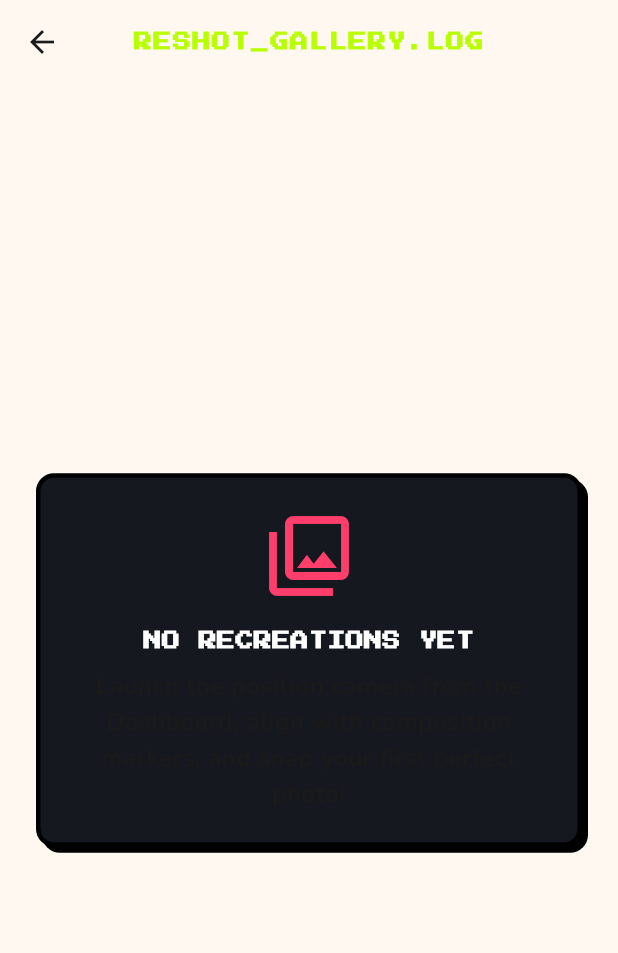
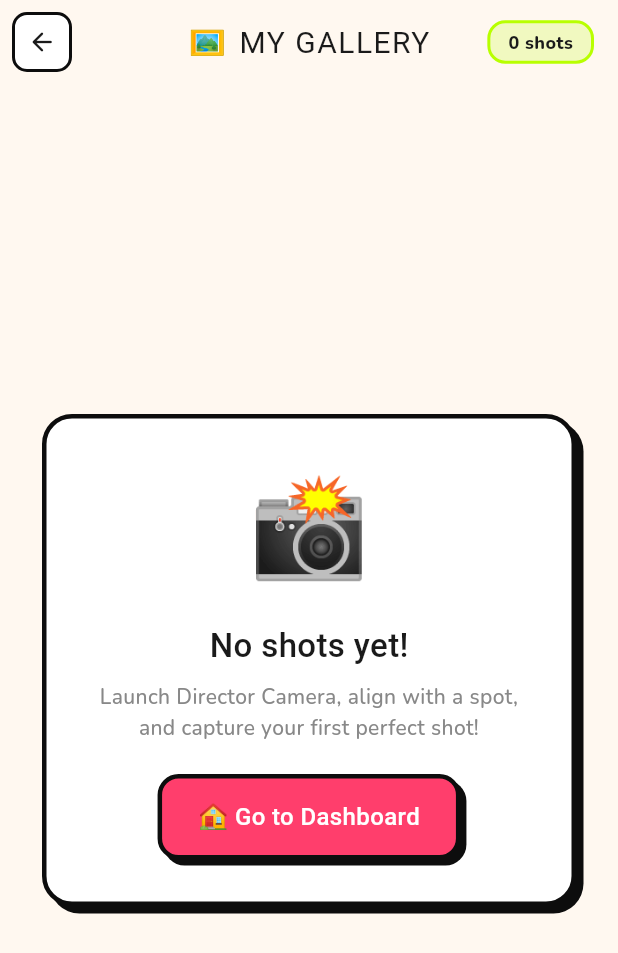
Before and after one commit to Piyush-031005/Reshot, a Flutter app: the GalleryScreen screen opened directly, on a phone screen of 412 x 824 dp. Shown: the top 953 px of the screen. Run offline on Flutter 3.47's test engine with Material 3 defaults, Android fonts, the phone set to English and light mode, and no system bars; our stand-ins replace camera, cloud_firestore, connectivity_plus, firebase_auth, firebase_core, firebase_storage and 5 more; accounts and stored records are empty; network calls fail; Roboto replaces fonts that are missing (Boogaloo).

Commit message:
Commit 8: Update Gallery Screen UI

```diff
--- a/lib/screens/gallery_screen.dart
+++ b/lib/screens/gallery_screen.dart
@@ -4,6 +4,7 @@
 import 'package:google_fonts/google_fonts.dart';
 import 'package:provider/provider.dart';
 import '../models/reshot_capture_model.dart';
+import '../widgets/share_card_widget.dart';
 import '../providers/repository_provider.dart';
 import '../theme/cyber_theme.dart';
 
@@ -25,92 +26,174 @@
   }
 
   Future<void> _loadCaptures() async {
-    setState(() {
-      _isLoading = true;
-    });
-
+    setState(() => _isLoading = true);
     try {
-      final data = await context.read<AppRepositoryProvider>().galleryRepository.getCaptures();
+      final data = await context
+          .read<AppRepositoryProvider>()
+          .galleryRepository
+          .getCaptures();
       setState(() {
         _captures = data;
         _isLoading = false;
       });
     } catch (e) {
       debugPrint('Error loading captures: $e');
-      setState(() {
-        _isLoading = false;
-      });
+      setState(() => _isLoading = false);
     }
   }
 
   String _getBadgeTier(double score) {
-    if (score >= 95.0) return 'LEGENDARY';
-    if (score >= 85.0) return 'EPIC';
-    if (score >= 70.0) return 'GREAT';
-    return 'GOOD TRY';
+    if (score >= 95.0) return '🌟 LEGENDARY';
+    if (score >= 85.0) return '🔥 EPIC';
+    if (score >= 70.0) return '✨ GREAT';
+    return '👍 GOOD TRY';
   }
 
   Color _getBadgeColor(double score) {
     if (score >= 95.0) return CyberTheme.limeGreen;
     if (score >= 85.0) return CyberTheme.hotPink;
-    if (score >= 70.0) return Colors.cyanAccent;
-    return Colors.white54;
+    if (score >= 70.0) return CyberTheme.electricBlue;
+    return CyberTheme.sunOrange;
   }
 
   @override
   Widget build(BuildContext context) {
-    final textTheme = Theme.of(context).textTheme;
-
     return Scaffold(
+      backgroundColor: CyberTheme.cream,
       appBar: AppBar(
-        title: Text(
-          'RESHOT_GALLERY.LOG',
-          style: GoogleFonts.pressStart2p(
-            fontSize: 12,
-            fontWeight: FontWeight.bold,
-            color: CyberTheme.limeGreen,
+        backgroundColor: CyberTheme.cream,
+        elevation: 0,
+        leading: GestureDetector(
+          onTap: () => Navigator.pop(context),
+          child: Container(
+            margin: const EdgeInsets.all(8),
+            decoration: BoxDecoration(
+              color: CyberTheme.cardWhite,
+              borderRadius: BorderRadius.circular(10),
+              border: Border.all(color: CyberTheme.outlineBlack, width: 2),
+            ),
+            child: const Icon(Icons.arrow_back_rounded, color: CyberTheme.inkBlack, size: 20),
           ),
         ),
+        title: Row(
+          mainAxisSize: MainAxisSize.min,
+          children: [
+            const Text('🖼️', style: TextStyle(fontSize: 20)),
+            const SizedBox(width: 8),
+            Text(
+              'MY GALLERY',
+              style: GoogleFonts.boogaloo(
+                fontSize: 20,
+                color: CyberTheme.inkBlack,
+                letterSpacing: 1,
+              ),
+            ),
+          ],
+        ),
+        actions: [
+          Container(
+            margin: const EdgeInsets.only(right: 16, top: 8, bottom: 8),
+            padding: const EdgeInsets.symmetric(horizontal: 12, vertical: 4),
+            decoration: BoxDecoration(
+              color: CyberTheme.limeGreen.withValues(alpha: 0.2),
+              borderRadius: BorderRadius.circular(12),
+              border: Border.all(color: CyberTheme.limeGreen, width: 2),
+            ),
+            child: Text(
+              '${_captures.length} shots',
+              style: GoogleFonts.nunito(
+                fontSize: 12,
+                fontWeight: FontWeight.w800,
+                color: CyberTheme.inkBlack,
+              ),
+            ),
+          ),
+        ],
       ),
       body: _isLoading
-          ? const Center(
-              child: CircularProgressIndicator(color: CyberTheme.limeGreen),
-            )
+          ? _buildLoadingState()
           : _captures.isEmpty
-              ? _buildEmptyState(context, textTheme)
-              : _buildGalleryGrid(context, textTheme),
+              ? _buildEmptyState()
+              : _buildGalleryGrid(),
     );
   }
 
-  Widget _buildEmptyState(BuildContext context, TextTheme textTheme) {
+  Widget _buildLoadingState() {
+    return Center(
+      child: Container(
+        margin: const EdgeInsets.all(32),
+        padding: const EdgeInsets.all(28),
+        decoration: CyberTheme.cartoonCard,
+        child: Column(
+          mainAxisSize: MainAxisSize.min,
+          children: [
+            const Text('📷', style: TextStyle(fontSize: 48)),
+            const SizedBox(height: 12),
+            Text(
+              'Loading shots...',
+              style: GoogleFonts.boogaloo(fontSize: 18, color: CyberTheme.inkBlack),
+            ),
+            const SizedBox(height: 16),
+            LinearProgressIndicator(
+              color: CyberTheme.limeGreen,
+              backgroundColor: CyberTheme.cream,
+              borderRadius: BorderRadius.circular(8),
+            ),
+          ],
+        ),
+      ),
+    );
+  }
+
+  Widget _buildEmptyState() {
     return Center(
       child: Padding(
-        padding: const EdgeInsets.all(24.0),
+        padding: const EdgeInsets.all(28),
         child: Container(
-          padding: const EdgeInsets.all(20),
-          decoration: CyberTheme.cartoonDecoration,
+          padding: const EdgeInsets.all(28),
+          decoration: CyberTheme.cartoonCard,
           child: Column(
             mainAxisSize: MainAxisSize.min,
             children: [
-              const Icon(
-                Icons.photo_library_outlined,
-                color: CyberTheme.hotPink,
-                size: 64,
-              ),
+              const Text('📸', style: TextStyle(fontSize: 64)),
               const SizedBox(height: 16),
               Text(
-                'NO RECREATIONS YET',
-                style: GoogleFonts.pressStart2p(
-                  fontSize: 12,
-                  color: Colors.white,
-                  fontWeight: FontWeight.bold,
+                'No shots yet!',
+                style: GoogleFonts.boogaloo(fontSize: 22, color: CyberTheme.inkBlack),
+              ),
+              const SizedBox(height: 8),
+              Text(
+                'Launch Director Camera, align with a spot, and capture your first perfect shot!',
+                style: GoogleFonts.nunito(
+                  fontSize: 14,
+                  fontWeight: FontWeight.w500,
+                  color: const Color(0xFF888888),
+                  height: 1.5,
                 ),
+                textAlign: TextAlign.center,
               ),
-              const SizedBox(height: 10),
-              Text(
-                'Launch the position camera from the Dashboard, align with composition markers, and snap your first perfect photo!',
-                style: textTheme.bodyLarge,
-                textAlign: TextAlign.center,
+              const SizedBox(height: 20),
+              GestureDetector(
+                onTap: () => Navigator.pop(context),
+                child: Container(
+                  padding: const EdgeInsets.symmetric(horizontal: 24, vertical: 14),
+                  decoration: BoxDecoration(
+                    color: CyberTheme.hotPink,
+                    borderRadius: BorderRadius.circular(14),
+                    border: Border.all(color: CyberTheme.outlineBlack, width: 3),
+                    boxShadow: const [
+                      BoxShadow(
+                        color: CyberTheme.outlineBlack,
+                        offset: Offset(4, 4),
+                        blurRadius: 0,
+                      ),
+                    ],
+                  ),
+                  child: Text(
+                    '🏠 Go to Dashboard',
+                    style: GoogleFonts.boogaloo(fontSize: 16, color: Colors.white),
+                  ),
+                ),
               ),
             ],
           ),
@@ -119,129 +202,175 @@
     );
   }
 
-  Widget _buildGalleryGrid(BuildContext context, TextTheme textTheme) {
+  Widget _buildGalleryGrid() {
     return GridView.builder(
       padding: const EdgeInsets.all(16),
+      physics: const BouncingScrollPhysics(),
       gridDelegate: const SliverGridDelegateWithFixedCrossAxisCount(
         crossAxisCount: 2,
-        crossAxisSpacing: 16,
-        mainAxisSpacing: 16,
-        childAspectRatio: 0.65,
+        crossAxisSpacing: 14,
+        mainAxisSpacing: 14,
+        childAspectRatio: 0.68,
       ),
       itemCount: _captures.length,
       itemBuilder: (context, index) {
         final capture = _captures[index];
-        final badge = _getBadgeTier(capture.score);      // raw score for classification
-        final badgeColor = _getBadgeColor(capture.score); // raw score for color
+        final badgeColor = _getBadgeColor(capture.score);
+        final badgeLabel = _getBadgeTier(capture.score);
+        // Slight random tilt for polaroid feel
+        final tiltAngle = (index % 3 == 1) ? 0.02 : (index % 3 == 2) ? -0.015 : 0.0;
 
-        return Container(
-          padding: const EdgeInsets.all(8),
-          decoration: CyberTheme.cartoonDecoration.copyWith(
-            color: Colors.white, // Classic Polaroid background
-          ),
-          child: Column(
-            crossAxisAlignment: CrossAxisAlignment.start,
-            children: [
-              // Photo Frame
-              Expanded(
-                child: Container(
-                  width: double.infinity,
-                  decoration: BoxDecoration(
-                    color: Colors.black,
-                    border: Border.all(color: Colors.black, width: 2),
-                  ),
-                  child: kIsWeb || capture.filePath.startsWith('http')
-                      ? Image.network(
-                          capture.filePath,
-                          fit: BoxFit.cover,
-                          errorBuilder: (context, error, stackTrace) {
-                            return const Center(
-                              child: Icon(
-                                Icons.broken_image_outlined,
-                                color: CyberTheme.hotPink,
-                                size: 32,
-                              ),
-                            );
-                          },
-                        )
-                      : Image.file(
-                          File(capture.filePath),
-                          fit: BoxFit.cover,
-                          errorBuilder: (context, error, stackTrace) {
-                            return const Center(
-                              child: Icon(
-                                Icons.broken_image_outlined,
-                                color: CyberTheme.hotPink,
-                                size: 32,
-                              ),
-                            );
-                          },
-                        ),
-                ),
-              ),
-              const SizedBox(height: 8),
-
-              // Title and Score details
-              Text(
-                capture.locationName.toUpperCase(),
-                style: GoogleFonts.spaceGrotesk(
-                  color: Colors.black,
-                  fontWeight: FontWeight.w900,
-                  fontSize: 12,
-                ),
-                maxLines: 1,
-                overflow: TextOverflow.ellipsis,
-              ),
-              const SizedBox(height: 4),
-
-              // Badge tier
-              Container(
-                padding: const EdgeInsets.symmetric(horizontal: 6, vertical: 2),
-                decoration: BoxDecoration(
-                  color: badgeColor,
-                  border: Border.all(color: Colors.black, width: 1.5),
-                ),
-                child: Text(
-                  badge,
-                  style: GoogleFonts.pressStart2p(
-                    fontSize: 7,
-                    fontWeight: FontWeight.bold,
-                    color: Colors.black,
-                  ),
-                ),
-              ),
-              const SizedBox(height: 6),
-
-              // Date timestamp and score percentage
-              Row(
-                mainAxisAlignment: MainAxisAlignment.spaceBetween,
-                children: [
-                  Text(
-                    '${capture.displayScore}% MATCH',
-                    style: GoogleFonts.pressStart2p(
-                      fontSize: 8,
-                      fontWeight: FontWeight.bold,
-                      color: Colors.black54,
-                    ),
-                  ),
-                  Text(
-                    _formatDate(capture.timestamp),
-                    style: GoogleFonts.spaceGrotesk(
-                      fontSize: 10,
-                      color: Colors.black45,
-                      fontWeight: FontWeight.bold,
-                    ),
-                  ),
-                ],
-              ),
-            ],
+        return Transform.rotate(
+          angle: tiltAngle,
+          child: _PolaroidCard(
+            capture: capture,
+            badgeColor: badgeColor,
+            badgeLabel: badgeLabel,
           ),
         );
       },
     );
   }
 
-  String _formatDate(DateTime dt) {
-    return '${dt.day}/${dt.month}/${dt.year.toString().substring(2)}';
+
+
+}
+
+// ─── Polaroid Card ────────────────────────────────────────────────────────────
+class _PolaroidCard extends StatefulWidget {
+  final ReShotCaptureModel capture;
+  final Color badgeColor;
+  final String badgeLabel;
+
+  const _PolaroidCard({
+    required this.capture,
+    required this.badgeColor,
+    required this.badgeLabel,
+  });
+
+  @override
+  State<_PolaroidCard> createState() => _PolaroidCardState();
+}
+
+class _PolaroidCardState extends State<_PolaroidCard> {
+  bool _pressed = false;
+
+  @override
+  Widget build(BuildContext context) {
+    return GestureDetector(
+      onTapDown: (_) => setState(() => _pressed = true),
+      onTapUp: (_) => setState(() => _pressed = false),
+      onTap: () async {
+        await ShareCardWidget.captureAndShare(context, widget.capture);
+      },
+      child: AnimatedContainer(
+        duration: const Duration(milliseconds: 100),
+        transform: _pressed
+            ? (Matrix4.identity()..translate(4.0, 4.0))
+            : Matrix4.identity(),
+        decoration: BoxDecoration(
+          color: CyberTheme.cardWhite,
+          borderRadius: BorderRadius.circular(16),
+          border: Border.all(color: CyberTheme.outlineBlack, width: 3),
+          boxShadow: _pressed
+              ? []
+              : const [
+                  BoxShadow(
+                    color: CyberTheme.outlineBlack,
+                    offset: Offset(5, 5),
+                    blurRadius: 0,
+                  ),
+                ],
+        ),
+        child: Column(
+          crossAxisAlignment: CrossAxisAlignment.start,
+          children: [
+            // Photo frame
+            Expanded(
+              child: Stack(
+                fit: StackFit.expand,
+                children: [
+                  ClipRRect(
+                    borderRadius: const BorderRadius.vertical(top: Radius.circular(13)),
+                    child: kIsWeb || widget.capture.filePath.startsWith('http')
+                        ? Image.network(
+                            widget.capture.filePath,
+                            fit: BoxFit.cover,
+                            errorBuilder: (_, __, ___) => Container(
+                              color: const Color(0xFFEEEEEE),
+                              child: const Center(child: Text('🖼️', style: TextStyle(fontSize: 32))),
+                            ),
+                          )
+                        : Image.file(
+                            File(widget.capture.filePath),
+                            fit: BoxFit.cover,
+                            errorBuilder: (_, __, ___) => Container(
+                              color: const Color(0xFFEEEEEE),
+                              child: const Center(child: Text('🖼️', style: TextStyle(fontSize: 32))),
+                            ),
+                          ),
+                  ),
+                  // Score badge overlay
+                  Positioned(
+                    top: 8,
+                    right: 8,
+                    child: Container(
+                      padding: const EdgeInsets.symmetric(horizontal: 8, vertical: 4),
+                      decoration: BoxDecoration(
+                        color: widget.badgeColor,
+                        borderRadius: BorderRadius.circular(10),
+                        border: Border.all(color: Colors.black, width: 2),
+                      ),
+                      child: Text(
+                        '${widget.capture.displayScore}%',
+                        style: GoogleFonts.boogaloo(
+                          fontSize: 12,
+                          color: CyberTheme.inkBlack,
+                        ),
+                      ),
+                    ),
+                  ),
+                ],
+              ),
+            ),
+            // Polaroid label area
+            Padding(
+              padding: const EdgeInsets.all(10),
+              child: Column(
+                crossAxisAlignment: CrossAxisAlignment.start,
+                children: [
+                  Text(
+                    widget.capture.locationName,
+                    style: GoogleFonts.boogaloo(
+                      fontSize: 13,
+                      color: CyberTheme.inkBlack,
+                    ),
+                    maxLines: 1,
+                    overflow: TextOverflow.ellipsis,
+                  ),
+                  const SizedBox(height: 4),
+                  Container(
+                    padding: const EdgeInsets.symmetric(horizontal: 8, vertical: 3),
+                    decoration: BoxDecoration(
+                      color: widget.badgeColor.withValues(alpha: 0.15),
+                      borderRadius: BorderRadius.circular(8),
+                      border: Border.all(color: widget.badgeColor, width: 1.5),
+                    ),
+                    child: Text(
+                      widget.badgeLabel,
+                      style: GoogleFonts.nunito(
+                        fontSize: 9,
+                        fontWeight: FontWeight.w800,
+                        color: widget.badgeColor,
+                      ),
+                    ),
+                  ),
+                ],
+              ),
+            ),
+          ],
+        ),
+      ),
+    );
   }
 }
```
